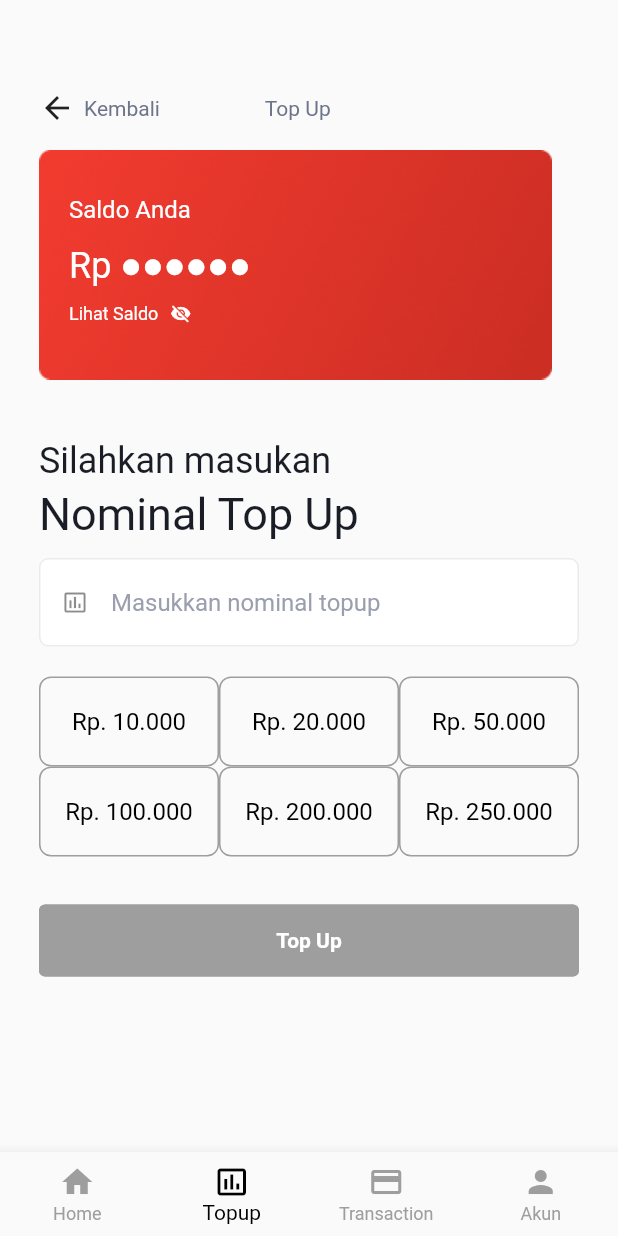
After one commit to dadahtaufikpermana/sims_ppob_dadah_taufik_p, a Flutter app: the TopupScreen screen opened by its route, on a phone screen of 412 x 824 dp. The commit adds this screen. Run offline on Flutter 3.47's test engine with Material 2 defaults, Android fonts, the phone set to English and light mode, and no system bars; our stand-ins replace flash, hexcolor, shared_preferences; missing offline and left inert: inspection; accounts and stored records are empty; project files that could hold a hidden picture were left out.

Commit message:
Feature : slicing topupscreen

```diff
--- a/lib/routes/register_routes.dart
+++ b/lib/routes/register_routes.dart
@@ -2,11 +2,13 @@ import 'package:flutter/widgets.dart';
 import 'package:sims_ppob_dadah_taufik_p/routes/routes.dart';
 import 'package:sims_ppob_dadah_taufik_p/screens/home/home_screen.dart';
 import 'package:sims_ppob_dadah_taufik_p/screens/registration/registration_screen.dart';
+import 'package:sims_ppob_dadah_taufik_p/screens/topup_screen/topup_screen.dart';
 
 import '../screens/login/login_screen.dart';
 
 Map<String, WidgetBuilder> routesApp = {
   Routes.loginScreen: (_) => const LoginScreen(),
   Routes.registrationScreen: (_) => const RegisterScreen(),
-  Routes.homeScreen: (_) => const HomeScreen()
+  Routes.homeScreen: (_) => const HomeScreen(),
+  Routes.topupScreen: (_) => const TopupScreen()
 };
--- a/lib/routes/routes.dart
+++ b/lib/routes/routes.dart
@@ -2,4 +2,5 @@ class Routes {
   static const loginScreen = "login_screen";
   static const registrationScreen = "registration_screen";
   static const homeScreen = "home_screen";
+  static const topupScreen = "topup_screen";
 }
--- a/lib/screens/home/home_screen.dart
+++ b/lib/screens/home/home_screen.dart
@@ -19,6 +19,7 @@ class _HomeScreenState extends State<HomeScreen> {
     });
   }
 
+
   @override
   Widget build(BuildContext context) {
     return Scaffold(
@@ -26,6 +27,7 @@ class _HomeScreenState extends State<HomeScreen> {
       bottomNavigationBar: CustomBottomNavigationBar(
         onTabSelected: _onItemTapped,
         currentIndex: _currentIndex,
+        context: context,
       ),
     );
   }
--- /dev/null
+++ b/lib/screens/topup_screen/topup_content.dart
@@ -0,0 +1,145 @@
+import 'package:flutter/material.dart';
+import 'package:provider/provider.dart';
+import 'package:sims_ppob_dadah_taufik_p/extensions/context_extensions.dart';
+import 'package:sims_ppob_dadah_taufik_p/screens/home/widget/balance_widget.dart';
+import 'package:sims_ppob_dadah_taufik_p/screens/topup_screen/widget/list_item_section_topup.dart';
+import 'package:sims_ppob_dadah_taufik_p/screens/topup_screen/widget/nominal_widget.dart';
+
+import '../../../utils/provider/prefference_setting_provider.dart';
+import '../../../utils/style.dart';
+import '../../utils/provider/user_profile_manager.dart';
+import '../../widget/button_widget.dart';
+
+class TopupContent extends StatefulWidget {
+  const TopupContent({super.key});
+
+  @override
+  State<TopupContent> createState() => _HomeContentState();
+}
+
+class _HomeContentState extends State<TopupContent> {
+  late UserProfileManager userProfileManager;
+  final GlobalKey<FormState> _formState = GlobalKey<FormState>();
+  late TextEditingController _nominalTopup;
+
+  @override
+  void initState() {
+    super.initState();
+    // Mengambil profil user setelah inisialisasi widget
+    userProfileManager = UserProfileManager(context);
+    _fetchUserProfile();
+    _nominalTopup = TextEditingController();
+  }
+
+  // Fungsi untuk mengambil profil user
+  void _fetchUserProfile() async {
+    final preferenceSettingsProvider =
+    Provider.of<PreferenceSettingsProvider>(context, listen: false);
+
+    try {
+      final jwtToken = preferenceSettingsProvider.jwtToken;
+      await userProfileManager.fetchUserProfile(jwtToken!);
+    } catch (error) {
+      // Handle error
+    }
+  }
+
+  @override
+  void dispose() {
+    super.dispose();
+  }
+
+  @override
+  Widget build(BuildContext context) {
+    ThemeData theme = context.theme;
+
+    return Consumer<PreferenceSettingsProvider>(
+      builder: (context, preferenceSettingsProvider, _) {
+        return Column(
+          crossAxisAlignment: CrossAxisAlignment.start,
+          mainAxisAlignment: MainAxisAlignment.start,
+          children: [
+            const SizedBox(height: 60.0),
+            Padding(
+              padding: const EdgeInsets.symmetric(horizontal: 26.0),
+              child: Column(
+                crossAxisAlignment: CrossAxisAlignment.start,
+                mainAxisAlignment: MainAxisAlignment.start,
+                children: [
+                  Row(
+                    children: [
+                      GestureDetector(
+                        onTap: () {
+                          Navigator.pop(context);
+                        },
+                        child: Icon(Icons.arrow_back),
+                      ),
+                      Padding(
+                        padding: const EdgeInsets.only(left: 6.0),
+                        child: Text(
+                          'Kembali',
+                          style: theme.textTheme.headline4!.copyWith(
+                            fontSize: 14,
+                            color: blackColor20,
+                          ),
+                        ),
+                      ),
+                      Padding(
+                        padding: const EdgeInsets.only(left: 70.0),
+                        child: Text(
+                          'Top Up',
+                          style: theme.textTheme.headline4!.copyWith(
+                            fontSize: 14,
+                            color: blackColor20,
+                          ),
+                        ),
+                      ),
+                    ],
+                  ),
+                  const SizedBox(height: 16.0),
+                  BalanceWidget(),
+                  const SizedBox(height: 40.0),
+                  Text(
+                    'Silahkan masukan',
+                    style: theme.textTheme.headline4!.copyWith(
+                      fontSize: 24,
+                      color: blackColor,
+                    ),
+                    textAlign: TextAlign.center,
+                  ),
+                  const SizedBox(height: 4.0),
+                  Text(
+                    'Nominal Top Up',
+                    style: theme.textTheme.headline4!.copyWith(
+                      fontSize: 30,
+                      color: blackColor,
+                    ),
+                    textAlign: TextAlign.center,
+                  ),
+                  Form(
+                    key: _formState,
+                    child: NominalWidget(
+                      nominalController: _nominalTopup,
+                    ),
+                  ),
+                  ListTopUpSection(),
+
+                  const SizedBox(height: 32.0),
+                  ButtonWidget(
+                    onPress: () => (),
+                    title: 'Top Up',
+                    buttonColor: Colors.grey,
+                    titleColor: whiteColor,
+                    borderColor: Colors.grey,
+                    paddingHorizontal: 22.0,
+                    paddingVertical: 16.0,
+                  ),
+                ],
+              ),
+            ),
+          ],
+        );
+      },
+    );
+  }
+}
--- /dev/null
+++ b/lib/screens/topup_screen/topup_screen.dart
@@ -0,0 +1,35 @@
+import 'package:flutter/material.dart';
+import 'package:sims_ppob_dadah_taufik_p/screens/topup_screen/topup_content.dart';
+import 'package:sims_ppob_dadah_taufik_p/screens/topup_screen/widget/item_section_topup.dart';
+
+import '../../widget/custom_navigation_bar.dart';
+
+class TopupScreen extends StatefulWidget {
+  const TopupScreen({Key? key}) : super(key: key);
+
+  @override
+  _TopupScreenState createState() => _TopupScreenState();
+}
+
+class _TopupScreenState extends State<TopupScreen> {
+  int _currentIndex = 1;
+
+  void _onItemTapped(int index) {
+    setState(() {
+      _currentIndex = index;
+    });
+  }
+
+
+  @override
+  Widget build(BuildContext context) {
+    return Scaffold(
+      body: SingleChildScrollView(child: TopupContent()),
+      bottomNavigationBar: CustomBottomNavigationBar(
+        onTabSelected: _onItemTapped,
+        currentIndex: _currentIndex,
+        context: context,
+      ),
+    );
+  }
+}
--- /dev/null
+++ b/lib/screens/topup_screen/widget/item_section_topup.dart
@@ -0,0 +1,29 @@
+import 'package:flutter/cupertino.dart';
+import 'package:flutter/material.dart';
+
+class TopUpItem extends StatelessWidget {
+  final String nominal;
+
+  TopUpItem(this.nominal);
+
+  @override
+  Widget build(BuildContext context) {
+    return GestureDetector(
+      onTap: () {},
+      child: Container(
+        decoration: BoxDecoration(
+          border: Border.all(color: Colors.grey),
+          borderRadius: BorderRadius.circular(8.0),
+        ),
+        alignment: Alignment.center,
+        child: Text(
+          nominal,
+          style: TextStyle(
+            fontSize: 16,
+            color: Colors.black,
+          ),
+        ),
+      ),
+    );
+  }
+}
--- /dev/null
+++ b/lib/screens/topup_screen/widget/list_item_section_topup.dart
@@ -0,0 +1,28 @@
+import 'package:flutter/material.dart';
+
+import 'item_section_topup.dart';
+import 'list_item_section_topup.dart';
+
+class ListTopUpSection extends StatelessWidget {
+  @override
+  Widget build(BuildContext context) {
+    return Column(
+      children: [
+        const SizedBox(height: 8.0),
+        GridView.count(
+          crossAxisCount: 3,
+          shrinkWrap: true,
+          childAspectRatio: 2.0,
+          children: [
+            TopUpItem('Rp. 10.000'),
+            TopUpItem('Rp. 20.000'),
+            TopUpItem('Rp. 50.000'),
+            TopUpItem('Rp. 100.000'),
+            TopUpItem('Rp. 200.000'),
+            TopUpItem('Rp. 250.000'),
+          ],
+        ),
+      ],
+    );
+  }
+}
--- /dev/null
+++ b/lib/screens/topup_screen/widget/nominal_widget.dart
@@ -0,0 +1,59 @@
+import 'package:flutter/material.dart';
+import 'package:inspection/inspection.dart';
+import 'package:provider/provider.dart';
+
+import '../../../utils/access_form_field.dart';
+import '../../../utils/provider/prefference_setting_provider.dart';
+import '../../../widget/form_label_field_widget.dart';
+
+class NominalWidget extends StatefulWidget {
+  final TextEditingController nominalController;
+
+  const NominalWidget({
+    Key? key,
+    required this.nominalController,
+  }) : super(key: key);
+
+  @override
+  State<NominalWidget> createState() => _NominalWidgetState();
+}
+
+class _NominalWidgetState extends State<NominalWidget> {
+  bool passwordVisible = true;
+
+  String? _validateNominal(String? value) {
+    final isNotEmpty = inspection(value, 'required|', message: '');
+    if (isNotEmpty != null) {
+      return isNotEmpty;
+    }
+
+    final nominal = double.tryParse(value ?? '0.0');
+    if (nominal == null || nominal < 10000) {
+      return 'Minimal topup adalah 10.000';
+    }
+
+    return null;
+  }
+
+  @override
+  Widget build(BuildContext context) {
+    return Consumer<PreferenceSettingsProvider>(
+      builder: (context, preferenceSettingsProvider, _) {
+        return Column(
+          mainAxisAlignment: MainAxisAlignment.start,
+          crossAxisAlignment: CrossAxisAlignment.start,
+          children: [
+            AccesorFormFiled(
+              hintText: 'Masukkan nominal topup',
+              controller: widget.nominalController,
+              validator: _validateNominal,
+              prefixIcon: Icon(Icons.insert_chart_outlined),
+              textInputType: TextInputType.number,
+              child: const FormLabelFieldWidget(),
+            ),
+          ],
+        );
+      },
+    );
+  }
+}
--- a/lib/widget/custom_navigation_bar.dart
+++ b/lib/widget/custom_navigation_bar.dart
@@ -1,13 +1,16 @@
 import 'package:flutter/material.dart';
+import 'package:sims_ppob_dadah_taufik_p/routes/routes.dart';
 
 class CustomBottomNavigationBar extends StatefulWidget {
   final ValueChanged<int> onTabSelected;
   final int currentIndex;
+  final BuildContext context;
 
   const CustomBottomNavigationBar({
     Key? key,
     required this.onTabSelected,
     required this.currentIndex,
+    required this.context,
   }) : super(key: key);
 
   @override
@@ -16,6 +19,28 @@ class CustomBottomNavigationBar extends StatefulWidget {
 }
 
 class _CustomBottomNavigationBarState extends State<CustomBottomNavigationBar> {
+  void onItemTapped(int index) {
+    if (index != widget.currentIndex) {
+      if (index == 0) {
+        Navigator.pushNamed(
+          widget.context,
+          Routes.homeScreen,
+        );
+      } else if (index == 1) {
+        Navigator.pushNamed(
+          widget.context,
+          Routes.topupScreen,
+        );
+      } else if (index == 2) {
+      } else if (index == 3) {
+      } else {
+        setState(() {
+          widget.onTabSelected(index);
+        });
+      }
+    }
+  }
+
   @override
   Widget build(BuildContext context) {
     return BottomNavigationBar(
@@ -41,7 +66,7 @@ class _CustomBottomNavigationBarState extends State<CustomBottomNavigationBar> {
       ],
       selectedItemColor: Colors.black,
       unselectedItemColor: Colors.grey,
-      onTap: widget.onTabSelected,
+      onTap: onItemTapped,
     );
   }
 }
```
